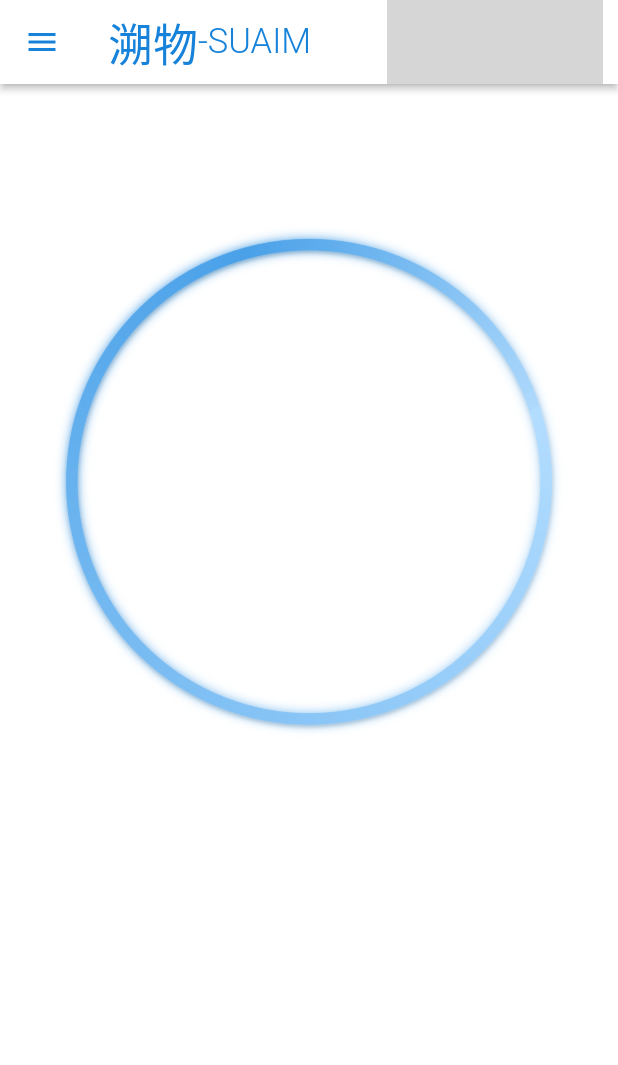
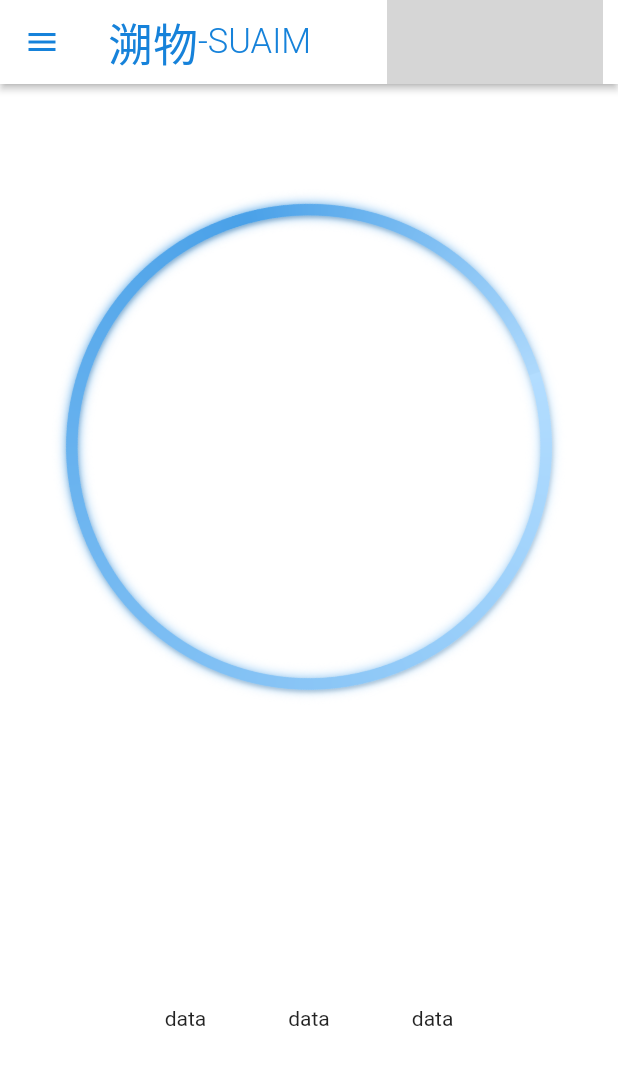
Before and after one commit to tdccj/SUAIM-Flutter, a Flutter app: the screen it shows after launch, on a phone screen of 412 x 824 dp. Shown: the top 1065 px of the screen. Run offline on Flutter 3.47's test engine with Material 2 defaults, Android fonts, the phone set to English and light mode, and no system bars; missing offline and left inert: bitsdojo_window; Roboto replaces fonts that are missing (HarmonyOS_Sans_SC, KeShiLuYanTi); grey boxes are pictures that could not be loaded.

Commit message:
在main_page添加了点组件

```diff
--- a/lib/main_page.dart
+++ b/lib/main_page.dart
@@ -17,7 +17,7 @@ class MainPage extends StatelessWidget {
             height: 30,
           ),
           Flexible(
-            flex: 4,
+            flex: 5,
             child: Row(
               // 显示区
               children: [
@@ -27,7 +27,7 @@ class MainPage extends StatelessWidget {
                 Flexible(
                   // 显示总量数据
                   child: Center(
-                    child: HaloAni(), // 引入光环素材
+                    child: HaloAni(), // 引入光环动画
                   ),
                 ),
                 SizedBox(
@@ -40,10 +40,38 @@ class MainPage extends StatelessWidget {
             // 分割两大模块
             flex: 1,
           ),
+          Flexible(
+            // 功能按钮区
+            flex: 2,
+            child: Row(
+              children: [
+                Spacer(
+                  flex: 1,
+                ),
+                Flexible(
+                  child: Center(
+                    child: Text('data'),
+                  ),
+                ),
+                Flexible(
+                  child: Center(
+                    child: Text('data'),
+                  ),
+                ),
+                Flexible(
+                  child: Center(
+                    child: Text('data'),
+                  ),
+                ),
+                Spacer(
+                  flex: 1,
+                ),
+              ],
+            ),
+          ),
           SizedBox(
-            // 功能按钮区
-            height: 150,
-          )
+            height: 60,
+          ),
         ],
       ),
     );
```
